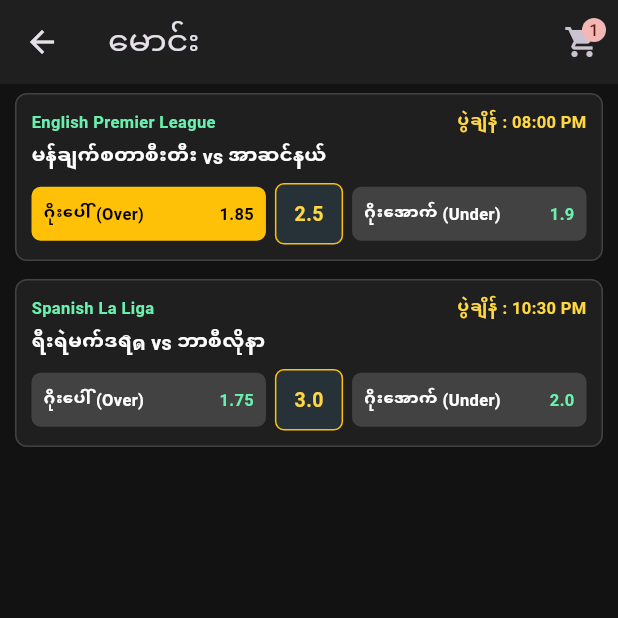
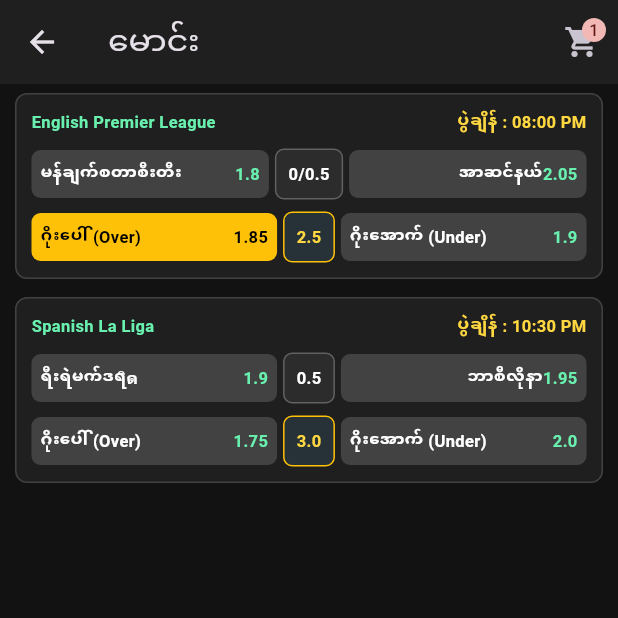
Before and after one commit to pa2659985-create/hat_trick_999, a Flutter app: the BettingScreen screen opened directly, after a tap on "ဂိုးပေါ် (Over)", on a phone screen of 412 x 824 dp, the top half of it. Run offline on Flutter 3.47's test engine with Material 3 defaults, Android fonts, the phone set to English and light mode, and no system bars; our stand-ins replace cloud_firestore, firebase_core, firebase_messaging, shared_preferences; accounts and stored records are empty; network calls fail.

Commit message:
Update main.dart

```diff
--- a/lib/main.dart
+++ b/lib/main.dart
@@ -152,7 +152,6 @@ class ApiService {
 
         for (var m in matches) {
           String rawTime = m['utcDate'] != null ? m['utcDate'].toString() : '2026-09-13T20:00:00Z';
-          // AM/PM အချိန် ဖော်ပြချက်ပုံစံ ပြောင်းလဲခြင်း
           String formattedTime = _formatTimeToAMPM(rawTime);
 
           allMatches.add({
@@ -165,7 +164,8 @@ class ApiService {
             'odds': {
               'homeWin': 1.85,
               'awayWin': 1.95,
-              'goalLine': 2.5, // ဂိုးလိုင်း ကိန်းဂဏန်းအကွက်
+              'centerVal': '0.5', // အိမ်ကွင်း / အဝေးကွင်း အလယ် ကိန်းဂဏန်းအကွက်
+              'goalLine': 2.5,   // ဂိုးပေါ် / ဂိုးအောက် အလယ် ကိန်းဂဏန်းအကွက်
               'overOdds': 1.90,
               'underOdds': 1.85,
             }
@@ -181,20 +181,20 @@ class ApiService {
         {
           'id': 'auto_m1',
           'league': 'English Premier League',
-          'time': '08:00 PM', // AM/PM အတိအကျပါဝင်သော ပွဲချိန်
+          'time': '08:00 PM',
           't1': 'မန်ချက်စတာစီးတီး',
           't2': 'အာဆင်နယ်',
           'status': 'UPCOMING',
-          'odds': {'homeWin': 1.80, 'awayWin': 2.05, 'goalLine': 2.5, 'overOdds': 1.85, 'underOdds': 1.90}
+          'odds': {'homeWin': 1.80, 'awayWin': 2.05, 'centerVal': '0/0.5', 'goalLine': 2.5, 'overOdds': 1.85, 'underOdds': 1.90}
         },
         {
           'id': 'auto_m2',
           'league': 'Spanish La Liga',
-          'time': '10:30 PM', // AM/PM အတိအကျပါဝင်သော ပွဲချိန်
+          'time': '10:30 PM',
           't1': 'ရီးရဲမက်ဒရิด',
           't2': 'ဘာစီလိုနာ',
           'status': 'UPCOMING',
-          'odds': {'homeWin': 1.90, 'awayWin': 1.95, 'goalLine': 3.0, 'overOdds': 1.75, 'underOdds': 2.00}
+          'odds': {'homeWin': 1.90, 'awayWin': 1.95, 'centerVal': '0.5', 'goalLine': 3.0, 'overOdds': 1.75, 'underOdds': 2.00}
         },
       ]);
     }
@@ -657,7 +657,7 @@ class _AdminPanelScreenState extends State<AdminPanelScreen> {
 }
 
 // -------------------------------------------------------------------------
-// Admin Member Management Screen (Full CRUD for Members: Add, Edit User/Pass/Balance/Points, Delete)
+// Admin Member Management Screen (Full CRUD)
 // -------------------------------------------------------------------------
 class AdminUserManagementScreen extends StatefulWidget {
   const AdminUserManagementScreen({super.key});
@@ -969,7 +969,7 @@ class _AdminMatchControlScreenState extends State<AdminMatchControlScreen> {
                 margin: const EdgeInsets.all(8),
                 child: ListTile(
                   title: Text('${m['t1']} vs ${m['t2']}', style: const TextStyle(color: Colors.white, fontWeight: FontWeight.bold)),
-                  subtitle: Text('League: ${m['league']} | Time: ${m['time']} | GoalLine: ${odds['goalLine']}', style: const TextStyle(color: Colors.greenAccent, fontSize: 12)),
+                  subtitle: Text('League: ${m['league']} | Time: ${m['time']} | Handicap: ${odds['centerVal']} | Line: ${odds['goalLine']}', style: const TextStyle(color: Colors.greenAccent, fontSize: 12)),
                   trailing: Row(
                     mainAxisSize: MainAxisSize.min,
                     children: [
@@ -1002,6 +1002,7 @@ class _AdminMatchControlScreenState extends State<AdminMatchControlScreen> {
     final t2Ctrl = TextEditingController();
     final leagueCtrl = TextEditingController(text: 'English Premier League');
     final timeCtrl = TextEditingController(text: '08:00 PM');
+    final centerValCtrl = TextEditingController(text: '0.5');
     final goalLineCtrl = TextEditingController(text: '2.5');
 
     showDialog(
@@ -1010,15 +1011,18 @@ class _AdminMatchControlScreenState extends State<AdminMatchControlScreen> {
         return AlertDialog(
           backgroundColor: const Color(0xFF1F1F1F),
           title: const Text('ပွဲစဉ်အသစ် ထည့်သွင်းရန်', style: TextStyle(color: Colors.white, fontSize: 16)),
-          content: Column(
+          content: SingleChildScrollView(
+            child: Column(
               mainAxisSize: MainAxisSize.min,
               children: [
                 TextField(controller: leagueCtrl, decoration: const InputDecoration(labelText: 'လိဂ် အမည်')),
                 TextField(controller: t1Ctrl, decoration: const InputDecoration(labelText: 'အိမ်ရှင် အသင်း')),
                 TextField(controller: t2Ctrl, decoration: const InputDecoration(labelText: 'ဧည့်သည် အသင်း')),
-              TextField(controller: timeCtrl, decoration: const InputDecoration(labelText: 'ပွဲချိန် (ဥပမာ - 08:00 PM)')),
-              TextField(controller: goalLineCtrl, keyboardType: TextInputType.number, decoration: const InputDecoration(labelText: 'ဂိုးလိုင်း (Goal Line, ဥပမာ - 2.5)')),
-            ],
+                TextField(controller: timeCtrl, decoration: const InputDecoration(labelText: 'ပွဲချိန် (AM/PM)')),
+                TextField(controller: centerValCtrl, decoration: const InputDecoration(labelText: 'အိမ်/အဝေး အလယ်ကိန်းဂဏန်း (Handicap)')),
+                TextField(controller: goalLineCtrl, keyboardType: TextInputType.number, decoration: const InputDecoration(labelText: 'ဂိုးလိုင်း ကိန်းဂဏန်း (Goal Line)')),
+              ],
+            ),
           ),
           actions: [
             TextButton(onPressed: () => Navigator.pop(context), child: const Text('မလုပ်ပါ။', style: TextStyle(color: Colors.grey))),
@@ -1035,6 +1039,7 @@ class _AdminMatchControlScreenState extends State<AdminMatchControlScreen> {
                     'odds': {
                       'homeWin': 1.85,
                       'awayWin': 1.95,
+                      'centerVal': centerValCtrl.text,
                       'goalLine': double.tryParse(goalLineCtrl.text) ?? 2.5,
                       'overOdds': 1.90,
                       'underOdds': 1.85,
@@ -1056,6 +1061,7 @@ class _AdminMatchControlScreenState extends State<AdminMatchControlScreen> {
     final t1Controller = TextEditingController(text: match['t1']);
     final t2Controller = TextEditingController(text: match['t2']);
     final timeController = TextEditingController(text: match['time']);
+    final centerValCtrl = TextEditingController(text: '${match['odds']['centerVal']}');
     final goalLineController = TextEditingController(text: '${match['odds']['goalLine']}');
 
     showDialog(
@@ -1064,14 +1070,17 @@ class _AdminMatchControlScreenState extends State<AdminMatchControlScreen> {
         return AlertDialog(
           backgroundColor: const Color(0xFF1F1F1F),
           title: const Text('ပွဲစဉ် ပြင်ဆင်ရန်', style: TextStyle(color: Colors.white, fontSize: 16)),
-          content: Column(
+          content: SingleChildScrollView(
+            child: Column(
               mainAxisSize: MainAxisSize.min,
               children: [
                 TextField(controller: t1Controller, decoration: const InputDecoration(labelText: 'အိမ်ရှင် အသင်း')),
                 TextField(controller: t2Controller, decoration: const InputDecoration(labelText: 'ဧည့်သည် အသင်း')),
                 TextField(controller: timeController, decoration: const InputDecoration(labelText: 'ပွဲချိန် (AM/PM)')),
+                TextField(controller: centerValCtrl, decoration: const InputDecoration(labelText: 'အိမ်/အဝေး အလယ်ကိန်းဂဏန်း (Handicap)')),
                 TextField(controller: goalLineController, keyboardType: TextInputType.number, decoration: const InputDecoration(labelText: 'ဂိုးလိုင်း (Goal Line)')),
               ],
+            ),
           ),
           actions: [
             TextButton(onPressed: () => Navigator.pop(context), child: const Text('မလုပ်ပါ။', style: TextStyle(color: Colors.grey))),
@@ -1081,6 +1090,7 @@ class _AdminMatchControlScreenState extends State<AdminMatchControlScreen> {
                   ApiService.customAdminMatches[index]['t1'] = t1Controller.text;
                   ApiService.customAdminMatches[index]['t2'] = t2Controller.text;
                   ApiService.customAdminMatches[index]['time'] = timeController.text;
+                  ApiService.customAdminMatches[index]['odds']['centerVal'] = centerValCtrl.text;
                   ApiService.customAdminMatches[index]['odds']['goalLine'] = double.tryParse(goalLineController.text) ?? 2.5;
                 });
                 Navigator.pop(context);
@@ -1096,7 +1106,7 @@ class _AdminMatchControlScreenState extends State<AdminMatchControlScreen> {
 }
 
 // -------------------------------------------------------------------------
-// User Dashboard & Betting System (Mix Parlay with Over/Under & Goal Line & AM/PM)
+// User Dashboard
 // -------------------------------------------------------------------------
 class DashboardScreen extends StatefulWidget {
   const DashboardScreen({super.key});
@@ -1496,7 +1506,7 @@ class _ChangePasswordScreenState extends State<ChangePasswordScreen> {
 }
 
 // -------------------------------------------------------------------------
-// Betting Screen (Mix Parlay with Over/Under & Goal Line & AM/PM Match Timing)
+// Betting Screen (အိမ်ကွင်း/အဝေးကွင်း & ဂိုးပေါ်/ဂိုးအောက် အလယ်ကိန်းဂဏန်းအကွက်များပါဝင်သော UI)
 // -------------------------------------------------------------------------
 class BettingScreen extends StatefulWidget {
   final bool isParlay;
@@ -1517,7 +1527,7 @@ class _BettingScreenState extends State<BettingScreen> {
     _matchesFuture = ApiService.fetchMatches();
   }
 
-  void _handleSelection(Map<String, dynamic> match, String betType, String selection, double odds, {double? goalLine}) {
+  void _handleSelection(Map<String, dynamic> match, String betType, String selection, double odds, {dynamic lineVal}) {
     if (widget.isParlay) {
       setState(() {
         bool alreadyExists = AppData.parlaySlip.any(
@@ -1531,7 +1541,7 @@ class _BettingScreenState extends State<BettingScreen> {
             'betType': betType,
             'selection': selection,
             'odds': odds,
-            'goalLine': goalLine ?? 0.0,
+            'lineVal': lineVal ?? '',
           });
         }
       });
@@ -1549,7 +1559,7 @@ class _BettingScreenState extends State<BettingScreen> {
             'betType': betType,
             'selection': selection,
             'odds': odds,
-            'goalLine': goalLine ?? 0.0,
+            'lineVal': lineVal ?? '',
           };
           _showSingleBetBottomSheet();
         }
@@ -1677,9 +1687,11 @@ class _BettingScreenState extends State<BettingScreen> {
             itemBuilder: (context, index) {
               final m = matches[index];
               final odds = m['odds'];
+              String centerVal = odds['centerVal'] ?? '0.5';
               double goalLine = odds['goalLine'] ?? 2.5;
 
-              // Over / Under ရွေးချယ်ထားခြင်း ရှိမရှိ စစ်ဆေးခြင်း
+              bool isHomeSelected = _isSelected(m['id'], 'အနိုင်/အရှုံး', m['t1']);
+              bool isAwaySelected = _isSelected(m['id'], 'အနိုင်/အရှုံး', m['t2']);
               bool isOverSelected = _isSelected(m['id'], 'ဂိုးပေါင်း (Over/Under)', 'ဂိုးပေါ် (Over)');
               bool isUnderSelected = _isSelected(m['id'], 'ဂိုးပေါင်း (Over/Under)', 'ဂိုးအောက် (Under)');
 
@@ -1690,26 +1702,83 @@ class _BettingScreenState extends State<BettingScreen> {
                 child: Column(
                   crossAxisAlignment: CrossAxisAlignment.start,
                   children: [
+                    // လိဂ်အမည် နှင့် ပွဲချိန် (AM/PM)
                     Row(
                       mainAxisAlignment: MainAxisAlignment.spaceBetween,
                       children: [
                         Text(m['league'], style: const TextStyle(color: Colors.greenAccent, fontSize: 11, fontWeight: FontWeight.bold)),
-                        // ပွဲချိန် AM/PM အတိအကျ ဖော်ပြခြင်း
                         Text('ပွဲချိန် : ${m['time']}', style: const TextStyle(color: Colors.amberAccent, fontSize: 11, fontWeight: FontWeight.bold)),
                       ],
                     ),
-                    const SizedBox(height: 6),
-                    Text('${m['t1']} vs ${m['t2']}', style: const TextStyle(color: Colors.white, fontSize: 13, fontWeight: FontWeight.bold)),
-                    const SizedBox(height: 8),
-                    // Over / Under နှင့် အလယ်တွင် ဂိုးလိုင်း ကိန်းဂဏန်းအကွက် ပါဝင်သော UI
+                    const SizedBox(height: 10),
+
+                    // -------------------------------------------------------------
+                    // တန်း ၁ : အိမ်ကွင်း အသင်း | အလယ် ကိန်းဂဏန်းအကွက် (Handicap) | အဝေးကွင်း အသင်း
+                    // -------------------------------------------------------------
                     Row(
                       children: [
-                        // ဂိုးပေါ် (Over) ခလုတ်
+                        // အိမ်ကွင်း
                         Expanded(
                           child: InkWell(
-                            onTap: () => _handleSelection(m, 'ဂိုးပေါင်း (Over/Under)', 'ဂိုးပေါ် (Over)', odds['overOdds'], goalLine: goalLine),
+                            onTap: () => _handleSelection(m, 'အနိုင်/အရှုံး', m['t1'], odds['homeWin'], lineVal: centerVal),
                             child: Container(
-                              padding: const EdgeInsets.symmetric(vertical: 10, horizontal: 8),
+                              padding: const EdgeInsets.symmetric(vertical: 8, horizontal: 6),
+                              decoration: BoxDecoration(color: isHomeSelected ? Colors.amber : Colors.grey.shade800, borderRadius: BorderRadius.circular(6)),
+                              child: Row(
+                                mainAxisAlignment: MainAxisAlignment.spaceBetween,
+                                children: [
+                                  Expanded(child: Text(m['t1'], style: TextStyle(color: isHomeSelected ? Colors.black : Colors.white, fontWeight: FontWeight.bold, fontSize: 11), overflow: TextOverflow.ellipsis)),
+                                  Text('${odds['homeWin']}', style: TextStyle(color: isHomeSelected ? Colors.black : Colors.greenAccent, fontWeight: FontWeight.bold, fontSize: 11)),
+                                ],
+                              ),
+                            ),
+                          ),
+                        ),
+                        const SizedBox(width: 4),
+                        // အိမ်ကွင်း/အဝေးကွင်း အလယ် ကိန်းဂဏန်းအကွက် (Handicap)
+                        Container(
+                          padding: const EdgeInsets.symmetric(horizontal: 8, vertical: 8),
+                          decoration: BoxDecoration(
+                            color: const Color(0xFF2C2C2C),
+                            borderRadius: BorderRadius.circular(6),
+                            border: Border.all(color: Colors.grey.shade700),
+                          ),
+                          child: Text(centerVal, style: const TextStyle(color: Colors.white, fontWeight: FontWeight.bold, fontSize: 11)),
+                        ),
+                        const SizedBox(width: 4),
+                        // အဝေးကွင်း
+                        Expanded(
+                          child: InkWell(
+                            onTap: () => _handleSelection(m, 'အနိုင်/အရှုံး', m['t2'], odds['awayWin'], lineVal: centerVal),
+                            child: Container(
+                              padding: const EdgeInsets.symmetric(vertical: 8, horizontal: 6),
+                              decoration: BoxDecoration(color: isAwaySelected ? Colors.amber : Colors.grey.shade800, borderRadius: BorderRadius.circular(6)),
+                              child: Row(
+                                mainAxisAlignment: MainAxisAlignment.spaceBetween,
+                                children: [
+                                  Expanded(child: Text(m['t2'], style: TextStyle(color: isAwaySelected ? Colors.black : Colors.white, fontWeight: FontWeight.bold, fontSize: 11), overflow: TextOverflow.ellipsis, textAlign: TextAlign.end)),
+                                  Text('${odds['awayWin']}', style: TextStyle(color: isAwaySelected ? Colors.black : Colors.greenAccent, fontWeight: FontWeight.bold, fontSize: 11)),
+                                ],
+                              ),
+                            ),
+                          ),
+                        ),
+                      ],
+                    ),
+
+                    const SizedBox(height: 8),
+
+                    // -------------------------------------------------------------
+                    // တန်း ၂ (အိမ်/အဝေး အောက်တွင်) : ဂိုးပေါ် (Over) | အလယ် ဂိုးလိုင်း ကိန်းဂဏန်းအကွက် | ဂိုးအောက် (Under)
+                    // -------------------------------------------------------------
+                    Row(
+                      children: [
+                        // ဂိုးပေါ် (Over)
+                        Expanded(
+                          child: InkWell(
+                            onTap: () => _handleSelection(m, 'ဂိုးပေါင်း (Over/Under)', 'ဂိုးပေါ် (Over)', odds['overOdds'], lineVal: goalLine),
+                            child: Container(
+                              padding: const EdgeInsets.symmetric(vertical: 8, horizontal: 6),
                               decoration: BoxDecoration(color: isOverSelected ? Colors.amber : Colors.grey.shade800, borderRadius: BorderRadius.circular(6)),
                               child: Row(
                                 mainAxisAlignment: MainAxisAlignment.spaceBetween,
@@ -1721,24 +1790,24 @@ class _BettingScreenState extends State<BettingScreen> {
                             ),
                           ),
                         ),
-                        const SizedBox(width: 6),
-                        // ဂိုးလိုင်း ကိန်းဂဏန်း အလယ်အကွက် (Goal Line Display/Input Box)
+                        const SizedBox(width: 4),
+                        // ဂိုးပေါ်/ဂိုးအောက် အလယ် ဂိုးလိုင်း ကိန်းဂဏန်းအကွက်
                         Container(
-                          padding: const EdgeInsets.symmetric(horizontal: 12, vertical: 10),
+                          padding: const EdgeInsets.symmetric(horizontal: 8, vertical: 8),
                           decoration: BoxDecoration(
                             color: Colors.blueGrey.shade900,
                             borderRadius: BorderRadius.circular(6),
                             border: Border.all(color: Colors.amber, width: 1),
                           ),
-                          child: Text('$goalLine', style: const TextStyle(color: Colors.amberAccent, fontWeight: FontWeight.bold, fontSize: 13)),
-                        ),
-                        const SizedBox(width: 6),
-                        // ဂိုးအောက် (Under) ခလုတ်
+                          child: Text('$goalLine', style: const TextStyle(color: Colors.amberAccent, fontWeight: FontWeight.bold, fontSize: 11)),
+                        ),
+                        const SizedBox(width: 4),
+                        // ဂိုးအောက် (Under)
                         Expanded(
                           child: InkWell(
-                            onTap: () => _handleSelection(m, 'ဂိုးပေါင်း (Over/Under)', 'ဂိုးအောက် (Under)', odds['underOdds'], goalLine: goalLine),
+                            onTap: () => _handleSelection(m, 'ဂိုးပေါင်း (Over/Under)', 'ဂိုးအောက် (Under)', odds['underOdds'], lineVal: goalLine),
                             child: Container(
-                              padding: const EdgeInsets.symmetric(vertical: 10, horizontal: 8),
+                              padding: const EdgeInsets.symmetric(vertical: 8, horizontal: 6),
                               decoration: BoxDecoration(color: isUnderSelected ? Colors.amber : Colors.grey.shade800, borderRadius: BorderRadius.circular(6)),
                               child: Row(
                                 mainAxisAlignment: MainAxisAlignment.spaceBetween,
@@ -1837,7 +1906,7 @@ class _ParlaySlipScreenState extends State<ParlaySlipScreen> {
                           color: const Color(0xFF1F1F1F),
                           child: ListTile(
                             title: Text(item['matchName'], style: const TextStyle(color: Colors.white, fontWeight: FontWeight.bold)),
-                            subtitle: Text('${item['betType']} (${item['selection']}) [Line: ${item['goalLine']}] | Odds: ${item['odds']}', style: const TextStyle(color: Colors.greenAccent)),
+                            subtitle: Text('${item['betType']} (${item['selection']}) [Line: ${item['lineVal']}] | Odds: ${item['odds']}', style: const TextStyle(color: Colors.greenAccent)),
                             trailing: IconButton(
                               icon: const Icon(Icons.delete, color: Colors.red),
                               onPressed: () => setState(() => AppData.parlaySlip.removeAt(index)),
```
Lines whose indentation alone changed are shown as unchanged.
